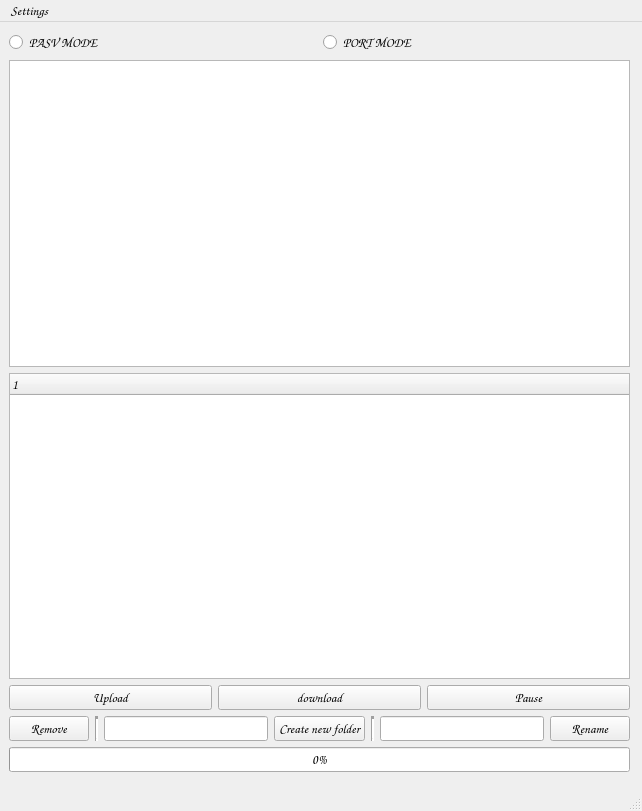
Old version of the form client/gui/func.ui in the repository yezhen17/FTP_Project.
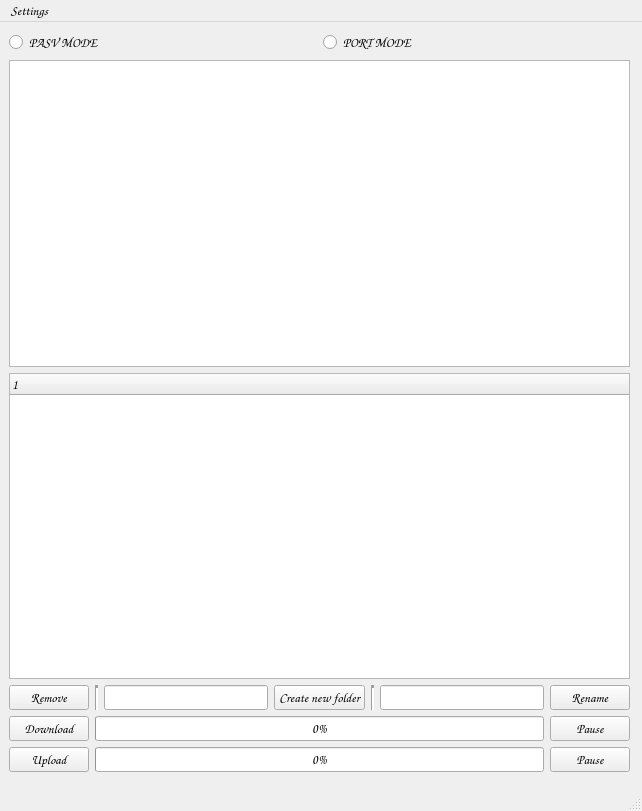
New version of the form.

```diff
--- a/client/gui/func.ui
+++ b/client/gui/func.ui
@@ -99,49 +99,6 @@
        </column>
       </widget>
      </item>
-     <item>
-      <layout class="QHBoxLayout" name="horizontalLayout_2">
-       <property name="sizeConstraint">
-        <enum>QLayout::SetDefaultConstraint</enum>
-       </property>
-       <property name="bottomMargin">
-        <number>0</number>
-       </property>
-       <item>
-        <widget class="QPushButton" name="uploadButton">
-         <property name="font">
-          <font>
-           <family>Comic Sans MS</family>
-           <pointsize>10</pointsize>
-          </font>
-         </property>
-         <property name="text">
-          <string>Upload</string>
-         </property>
-        </widget>
-       </item>
-       <item>
-        <widget class="QPushButton" name="downloadBtn">
-         <property name="font">
-          <font>
-           <family>Comic Sans MS</family>
-           <pointsize>10</pointsize>
-          </font>
-         </property>
-         <property name="text">
-          <string>download</string>
-         </property>
-        </widget>
-       </item>
-       <item>
-        <widget class="QPushButton" name="pauseButton">
-         <property name="text">
-          <string>Pause</string>
-         </property>
-        </widget>
-       </item>
-      </layout>
-     </item>
      <item>
       <layout class="QHBoxLayout" name="horizontalLayout_3">
        <property name="bottomMargin">
@@ -217,17 +174,88 @@
       </layout>
      </item>
      <item>
-      <widget class="QProgressBar" name="downloadBar">
-       <property name="font">
-        <font>
-         <family>Comic Sans MS</family>
-         <pointsize>10</pointsize>
-        </font>
+      <layout class="QHBoxLayout" name="horizontalLayout_2">
+       <property name="sizeConstraint">
+        <enum>QLayout::SetDefaultConstraint</enum>
        </property>
-       <property name="value">
+       <property name="bottomMargin">
         <number>0</number>
        </property>
-      </widget>
+      </layout>
+     </item>
+     <item>
+      <layout class="QHBoxLayout" name="horizontalLayout_5">
+       <property name="bottomMargin">
+        <number>0</number>
+       </property>
+       <item>
+        <widget class="QPushButton" name="downloadBtn">
+         <property name="font">
+          <font>
+           <family>Comic Sans MS</family>
+           <pointsize>10</pointsize>
+          </font>
+         </property>
+         <property name="text">
+          <string>Download</string>
+         </property>
+        </widget>
+       </item>
+       <item>
+        <widget class="QProgressBar" name="downloadBar">
+         <property name="font">
+          <font>
+           <family>Comic Sans MS</family>
+           <pointsize>10</pointsize>
+          </font>
+         </property>
+         <property name="value">
+          <number>0</number>
+         </property>
+        </widget>
+       </item>
+       <item>
+        <widget class="QPushButton" name="downloadPause">
+         <property name="text">
+          <string>Pause</string>
+         </property>
+        </widget>
+       </item>
+      </layout>
+     </item>
+     <item>
+      <layout class="QHBoxLayout" name="horizontalLayout_4">
+       <property name="bottomMargin">
+        <number>0</number>
+       </property>
+       <item>
+        <widget class="QPushButton" name="uploadButton">
+         <property name="font">
+          <font>
+           <family>Comic Sans MS</family>
+           <pointsize>10</pointsize>
+          </font>
+         </property>
+         <property name="text">
+          <string>Upload</string>
+         </property>
+        </widget>
+       </item>
+       <item>
+        <widget class="QProgressBar" name="uploadBar">
+         <property name="value">
+          <number>0</number>
+         </property>
+        </widget>
+       </item>
+       <item>
+        <widget class="QPushButton" name="uploadPause">
+         <property name="text">
+          <string>Pause</string>
+         </property>
+        </widget>
+       </item>
+      </layout>
      </item>
     </layout>
    </widget>
```
